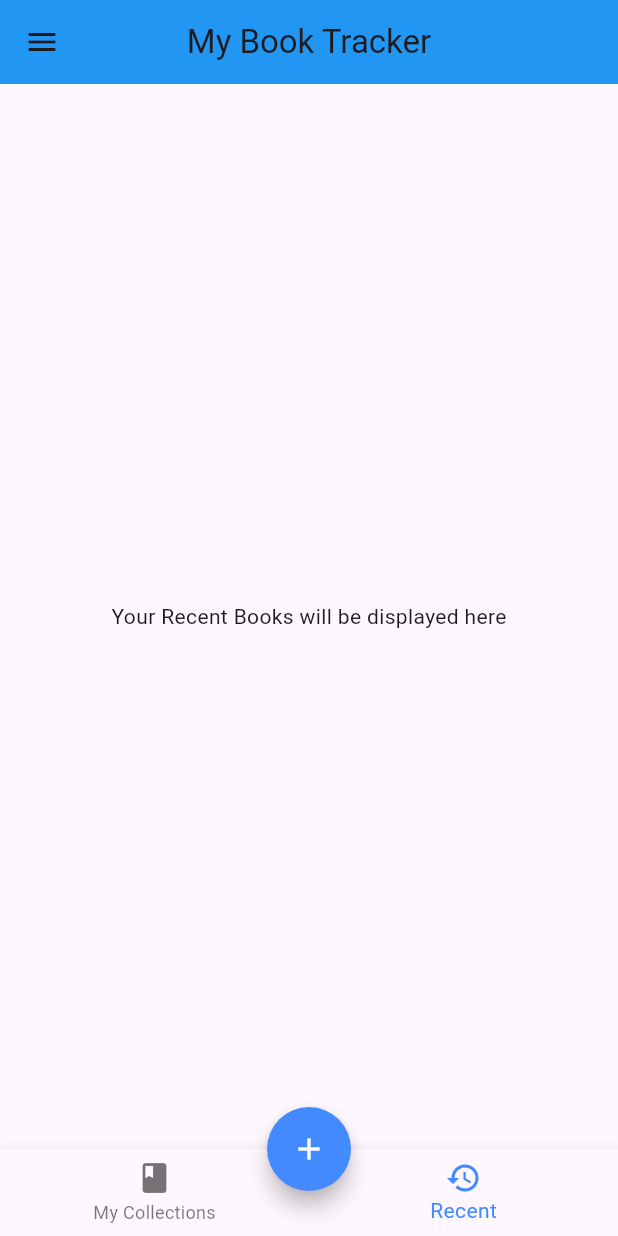
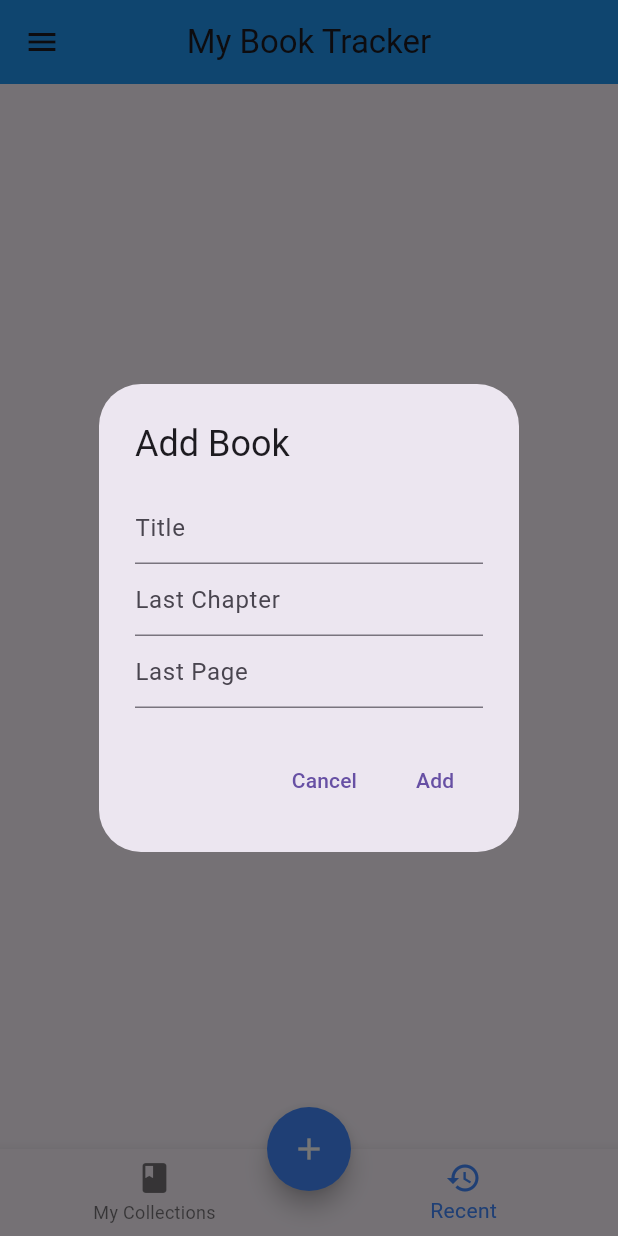
Before and after one commit to mikungg/PPB_BookTracker, a Flutter app: the screen it shows after launch, item 2 of the bottom bar chosen, after a tap on the "add" icon, on a phone screen of 412 x 824 dp. Run offline on Flutter 3.47's test engine with Material 3 defaults, Android fonts, the phone set to English and light mode, and no system bars.

Commit message:
feat : Add function add books

```diff
--- a/lib/pages/widget_tree.dart
+++ b/lib/pages/widget_tree.dart
@@ -15,6 +15,10 @@ class _WidgetTreeState extends State<WidgetTree> {
 
   List books = ApiDummy().getBooks();
   late List pages;
+
+  final TextEditingController titleController = TextEditingController();
+  final TextEditingController lastChapterController = TextEditingController();
+  final TextEditingController lastPageController = TextEditingController();
 
   @override
   void initState() {
@@ -37,15 +41,7 @@ class _WidgetTreeState extends State<WidgetTree> {
         backgroundColor: Colors.blueAccent,
         foregroundColor: Colors.white,
         splashColor: Colors.blueAccent,
-        onPressed: () {
-          setState(() {
-            books.add({
-              'title': 'Book ${books.length + 1}',
-              'lastPage': 0,
-              'lastChapter': 'Chapter 1',
-            });
-          });
-        },
+        onPressed: addBook,
         child: Icon(Icons.add),
       ),
       floatingActionButtonLocation: FloatingActionButtonLocation.centerDocked,
@@ -67,4 +63,56 @@ class _WidgetTreeState extends State<WidgetTree> {
       ),
     );
   }
+
+  void addBook() {
+    showDialog(
+      context: context,
+      builder: (context) {
+        return AlertDialog(
+          title: Text('Add Book'),
+          content: Column(
+            mainAxisSize: MainAxisSize.min,
+            children: [
+              TextField(
+                controller: titleController,
+                decoration: InputDecoration(hintText: 'Title'),
+              ),
+              TextField(
+                controller: lastChapterController,
+                decoration: InputDecoration(hintText: 'Last Chapter'),
+              ),
+              TextField(
+                controller: lastPageController,
+                decoration: InputDecoration(hintText: 'Last Page'),
+              ),
+            ],
+          ),
+          actions: [
+            TextButton(
+              onPressed: () {
+                Navigator.pop(context);
+              },
+              child: Text('Cancel'),
+            ),
+            TextButton(
+              onPressed: () {
+                setState(() {
+                  books.add({
+                    'title': titleController.text,
+                    'lastChapter': lastChapterController.text,
+                    'lastPage': int.parse(lastPageController.text),
+                  });
+                });
+                titleController.clear();
+                lastChapterController.clear();
+                lastPageController.clear();
+                Navigator.pop(context);
+              },
+              child: Text('Add'),
+            ),
+          ],
+        );
+      },
+    );
+  }
 }
```
